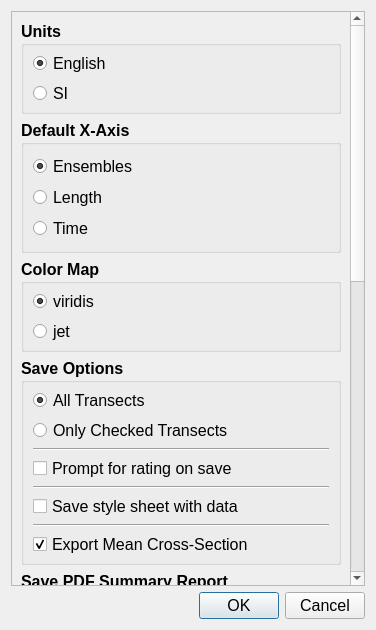
The window that qrev/UI/wOptions.ui (Sana-hammemi/qrevint) describes before a commit, drawn with Qt 5.
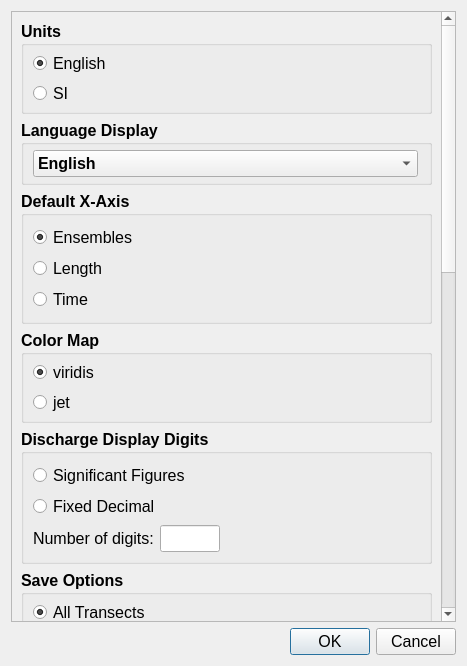
The same window after the commit.

The edit to the form file:
```diff
--- a/qrev/UI/wOptions.ui
+++ b/qrev/UI/wOptions.ui
@@ -6,8 +6,8 @@
    <rect>
     <x>0</x>
     <y>0</y>
-    <width>376</width>
-    <height>630</height>
+    <width>467</width>
+    <height>666</height>
    </rect>
   </property>
   <property name="maximumSize">
@@ -29,9 +29,9 @@
       <property name="geometry">
        <rect>
         <x>0</x>
-        <y>-567</y>
-        <width>339</width>
-        <height>1240</height>
+        <y>0</y>
+        <width>426</width>
+        <height>1353</height>
        </rect>
       </property>
       <layout class="QVBoxLayout" name="verticalLayout_3">
@@ -94,6 +94,58 @@
          </layout>
         </widget>
        </item>
+       <item>
+        <widget class="QGroupBox" name="gb_units_2">
+         <property name="font">
+          <font>
+           <pointsize>12</pointsize>
+           <weight>75</weight>
+           <bold>true</bold>
+          </font>
+         </property>
+         <property name="title">
+          <string>Language Display</string>
+         </property>
+         <layout class="QVBoxLayout" name="verticalLayout_13">
+          <property name="spacing">
+           <number>5</number>
+          </property>
+          <property name="topMargin">
+           <number>5</number>
+          </property>
+          <property name="rightMargin">
+           <number>11</number>
+          </property>
+          <property name="bottomMargin">
+           <number>5</number>
+          </property>
+          <item>
+           <widget class="QComboBox" name="cb_language">
+            <item>
+             <property name="text">
+              <string>English</string>
+             </property>
+            </item>
+            <item>
+             <property name="text">
+              <string>French</string>
+             </property>
+            </item>
+            <item>
+             <property name="text">
+              <string>German</string>
+             </property>
+            </item>
+            <item>
+             <property name="text">
+              <string>Spanish</string>
+             </property>
+            </item>
+           </widget>
+          </item>
+         </layout>
+        </widget>
+       </item>
        <item>
         <widget class="QGroupBox" name="gb_axis">
          <property name="font">
@@ -208,6 +260,98 @@
          </layout>
         </widget>
        </item>
+       <item>
+        <widget class="QGroupBox" name="gb_digits">
+         <property name="font">
+          <font>
+           <pointsize>12</pointsize>
+           <weight>75</weight>
+           <bold>true</bold>
+          </font>
+         </property>
+         <property name="title">
+          <string>Discharge Display Digits</string>
+         </property>
+         <layout class="QGridLayout" name="gridLayout">
+          <item row="0" column="0">
+           <widget class="QRadioButton" name="rb_sigfig">
+            <property name="font">
+             <font>
+              <pointsize>12</pointsize>
+              <weight>50</weight>
+              <bold>false</bold>
+             </font>
+            </property>
+            <property name="text">
+             <string>Significant Figures</string>
+            </property>
+           </widget>
+          </item>
+          <item row="1" column="0">
+           <widget class="QRadioButton" name="rb_decimal">
+            <property name="font">
+             <font>
+              <pointsize>12</pointsize>
+              <weight>50</weight>
+              <bold>false</bold>
+             </font>
+            </property>
+            <property name="text">
+             <string>Fixed Decimal</string>
+            </property>
+           </widget>
+          </item>
+          <item row="2" column="0">
+           <layout class="QHBoxLayout" name="horizontalLayout">
+            <item>
+             <widget class="QLabel" name="label_digits">
+              <property name="font">
+               <font>
+                <pointsize>12</pointsize>
+                <weight>50</weight>
+                <bold>false</bold>
+               </font>
+              </property>
+              <property name="text">
+               <string>Number of digits:</string>
+              </property>
+             </widget>
+            </item>
+            <item>
+             <widget class="QLineEdit" name="ed_digits">
+              <property name="maximumSize">
+               <size>
+                <width>60</width>
+                <height>16777215</height>
+               </size>
+              </property>
+              <property name="font">
+               <font>
+                <pointsize>12</pointsize>
+                <weight>50</weight>
+                <bold>false</bold>
+               </font>
+              </property>
+             </widget>
+            </item>
+            <item>
+             <spacer name="horizontalSpacer">
+              <property name="orientation">
+               <enum>Qt::Horizontal</enum>
+              </property>
+              <property name="sizeHint" stdset="0">
+               <size>
+                <width>40</width>
+                <height>20</height>
+               </size>
+              </property>
+             </spacer>
+            </item>
+           </layout>
+          </item>
+         </layout>
+        </widget>
+       </item>
        <item>
         <widget class="QGroupBox" name="gb_save_options">
          <property name="font">
```
